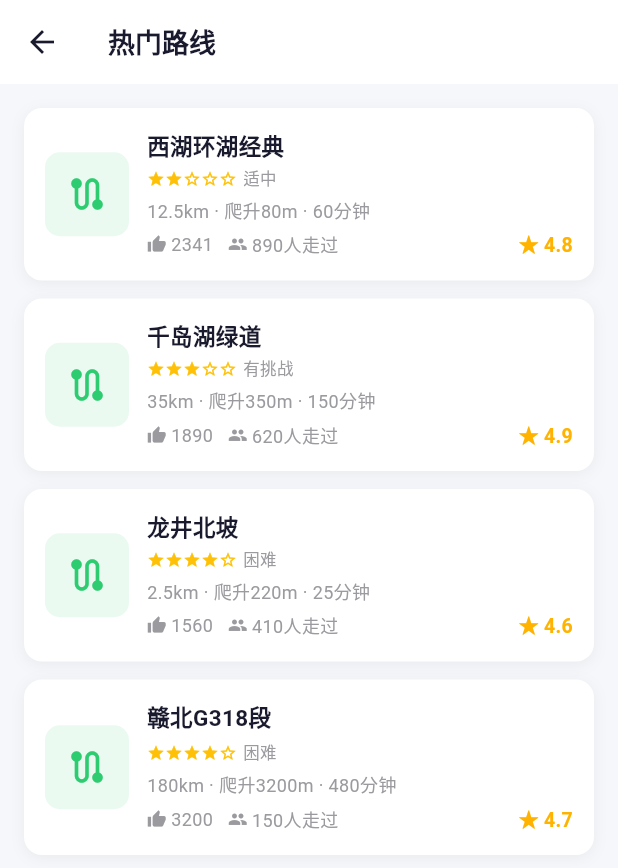
After one commit to Tomisudad/-b, a Flutter app: the HotRoutesPage screen opened directly, on a phone screen of 412 x 824 dp. The commit adds this screen. Shown: the top 868 px of the screen. Run offline on Flutter 3.47's test engine with Material 3 defaults, Android fonts, the phone set to English and light mode, and no system bars; our stand-ins replace shared_preferences; accounts and stored records are empty; Roboto replaces fonts that are missing (PingFang SC).

Commit message:
fix: HotRoutesPage replaces CyclingKnowledgePage for hot routes module

```diff
--- a/lib/pages/home_page.dart
+++ b/lib/pages/home_page.dart
@@ -10,7 +10,6 @@ import 'checklist_page.dart';
 import 'my_todo_page.dart';
 import 'weather_page.dart';
 import 'nearby_poi_page.dart';
-import 'cycling_knowledge_page.dart';
 import 'cycling_stats_page.dart';
 import 'my_achievements_page.dart';
 import 'trip_plan_page.dart';
@@ -21,6 +20,7 @@ import 'cycling_accounting_page.dart';
 import 'maintenance_reminder_page.dart';
 import 'golden_hour_page.dart';
 import 'cycling_advice_page.dart';
+import 'hot_routes_page.dart';
 
 // ===== V7.5 optional module pool =====
 enum HomeModule {
@@ -129,7 +129,7 @@ Widget? _modulePage(HomeModule m) {
     case HomeModule.myAchievements: return const MyAchievementsPage();
     case HomeModule.tripPlan: return const TripPlanPage();
     case HomeModule.partnerActivity: return const PartnerActivityPage();
-    case HomeModule.hotRoutes: return const CyclingKnowledgePage();
+    case HomeModule.hotRoutes: return const HotRoutesPage();
     case HomeModule.favoriteRoutes: return const FavoriteRoutesPage();
     case HomeModule.cyclingVideo: return const CyclingVideoPage();
     case HomeModule.cyclingAccounting: return const CyclingAccountingPage();
--- /dev/null
+++ b/lib/pages/hot_routes_page.dart
@@ -0,0 +1,128 @@
+import 'package:flutter/material.dart';
+import '../config/app_config.dart';
+
+class HotRoutesPage extends StatelessWidget {
+  const HotRoutesPage({super.key});
+
+  static final _routes = [
+    {
+      'name': '西湖环湖经典',
+      'likes': 2341,
+      'walkers': 890,
+      'stars': 4.8,
+      'distanceKm': 12.5,
+      'climb': 80,
+      'durationMinutes': 60,
+      'difficulty': 2,
+    },
+    {
+      'name': '千岛湖绿道',
+      'likes': 1890,
+      'walkers': 620,
+      'stars': 4.9,
+      'distanceKm': 35.0,
+      'climb': 350,
+      'durationMinutes': 150,
+      'difficulty': 3,
+    },
+    {
+      'name': '龙井北坡',
+      'likes': 1560,
+      'walkers': 410,
+      'stars': 4.6,
+      'distanceKm': 2.5,
+      'climb': 220,
+      'durationMinutes': 25,
+      'difficulty': 4,
+    },
+    {
+      'name': '赣北G318段',
+      'likes': 3200,
+      'walkers': 150,
+      'stars': 4.7,
+      'distanceKm': 180.0,
+      'climb': 3200,
+      'durationMinutes': 480,
+      'difficulty': 4,
+    },
+  ];
+
+  String _diffLabel(int d) {
+    const labels = ['', '轻松', '适中', '有挑战', '困难', '极限'];
+    return d >= 0 && d < labels.length ? labels[d] : '';
+  }
+
+  @override
+  Widget build(BuildContext context) {
+    return Scaffold(
+      appBar: AppBar(
+        title: const Text('热门路线'),
+        backgroundColor: Colors.white,
+        foregroundColor: AppConfig.textPrimary,
+        elevation: 0,
+      ),
+      body: ListView.separated(
+        padding: const EdgeInsets.all(16),
+        itemCount: _routes.length,
+        separatorBuilder: (_, __) => const SizedBox(height: 12),
+        itemBuilder: (_, i) {
+          final r = _routes[i];
+          final stars = (r['stars'] as double).toStringAsFixed(1);
+          final dist = (r['distanceKm'] as double);
+          final climb = r['climb'];
+          final dur = r['durationMinutes'];
+          final diff = r['difficulty'];
+          return Container(
+            decoration: BoxDecoration(
+              color: Colors.white,
+              borderRadius: BorderRadius.circular(12),
+              boxShadow: [BoxShadow(color: Colors.black.withOpacity(0.05), blurRadius: 8, offset: const Offset(0, 2))],
+            ),
+            child: InkWell(
+              borderRadius: BorderRadius.circular(12),
+              onTap: () {},
+              child: Padding(
+                padding: const EdgeInsets.all(14),
+                child: Row(children: [
+                  Container(
+                    width: 56, height: 56,
+                    decoration: BoxDecoration(
+                      color: AppConfig.cyclePrimary.withOpacity(0.1),
+                      borderRadius: BorderRadius.circular(10),
+                    ),
+                    child: Icon(Icons.route, color: AppConfig.cyclePrimary, size: 28),
+                  ),
+                  const SizedBox(width: 12),
+                  Expanded(child: Column(crossAxisAlignment: CrossAxisAlignment.start, children: [
+                    Text(r['name'] as String, style: const TextStyle(fontSize: 15, fontWeight: FontWeight.w600, color: AppConfig.textPrimary)),
+                    const SizedBox(height: 4),
+                    Row(children: [
+                      ...List.generate(5, (j) => Icon(j < (diff as int) ? Icons.star : Icons.star_border, size: 12, color: Colors.amber)),
+                      const SizedBox(width: 4),
+                      Text(_diffLabel(diff as int), style: const TextStyle(fontSize: 11, color: AppConfig.textSecondary)),
+                    ]),
+                    const SizedBox(height: 4),
+                    Text('${dist.toStringAsFixed(dist == dist.truncateToDouble() ? 0 : 1)}km · 爬升${climb as int}m · ${dur as int}分钟',
+                        style: const TextStyle(fontSize: 12, color: AppConfig.textSecondary)),
+                    const SizedBox(height: 4),
+                    Row(children: [
+                      const Icon(Icons.thumb_up, size: 13, color: AppConfig.textSecondary),
+                      const SizedBox(width: 3),
+                      Text('${r['likes']}', style: const TextStyle(fontSize: 12, color: AppConfig.textSecondary)),
+                      const SizedBox(width: 10),
+                      const Icon(Icons.people, size: 13, color: AppConfig.textSecondary),
+                      const SizedBox(width: 3),
+                      Text('${r['walkers']}人走过', style: const TextStyle(fontSize: 12, color: AppConfig.textSecondary)),
+                      const Spacer(),
+                      Text('★ $stars', style: const TextStyle(fontSize: 13, fontWeight: FontWeight.w600, color: const Color(0xFFFFB300))),
+                    ]),
+                  ])),
+                ]),
+              ),
+            ),
+          );
+        },
+      ),
+    );
+  }
+}
```
Also changed, not shown: 2 other files.
